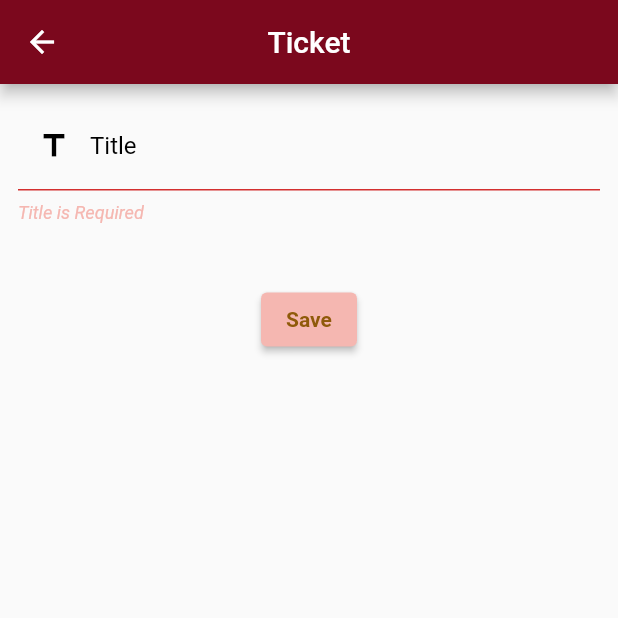
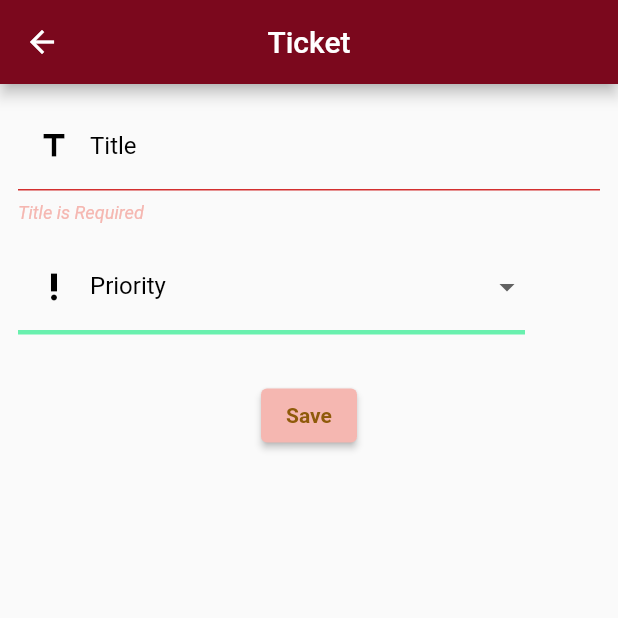
Before and after one commit to itsmng/mobileapp, a Flutter app: the DetailTicket screen opened directly with empty values, after a tap on "Save", on a phone screen of 412 x 824 dp, the top half of it. Run offline on Flutter 3.47's test engine with Material 2 defaults, Android fonts, the phone set to English and light mode, and no system bars; our stand-ins replace charts_flutter, rflutter_alert, shared_preferences; missing offline and left inert: regexed_validator; accounts and stored records are empty.

Commit message:
Add priority to update

```diff
--- a/lib/UI/detail_ticket.dart
+++ b/lib/UI/detail_ticket.dart
@@ -22,6 +22,28 @@ class _DetailTicketState extends State<DetailTicket> {
 
   final TextEditingController _titleController = TextEditingController();
 
+  Map<int, String> listPriority = {
+    1: "Very low",
+    2: "Low",
+    3: "Medium",
+    4: "High",
+    5: "Very high",
+    6: "Major"
+  };
+  late String selectedPriority;
+
+  List<DropdownMenuItem<String>> get dropdownPriority {
+    List<DropdownMenuItem<String>> menuItems = [
+      const DropdownMenuItem(value: "Very low", child: Text("Very low")),
+      const DropdownMenuItem(value: "Low", child: Text("Low")),
+      const DropdownMenuItem(value: "Medium", child: Text("Medium")),
+      const DropdownMenuItem(value: "High", child: Text("High")),
+      const DropdownMenuItem(value: "Very high", child: Text("Very high")),
+      const DropdownMenuItem(value: "Major", child: Text("Major")),
+    ];
+    return menuItems;
+  }
+
   final objectTicket = Tickets();
   dynamic responseAPI;
   Map updateData = {};
@@ -31,7 +53,7 @@ class _DetailTicketState extends State<DetailTicket> {
   @override
   void initState() {
     _titleController.text = widget.ticket.title.toString();
-
+    selectedPriority = widget.ticket.priority.toString();
     super.initState();
   }
 
@@ -57,6 +79,39 @@ class _DetailTicketState extends State<DetailTicket> {
                   const SizedBox(
                     height: 10,
                   ),
+                  Row(
+                    mainAxisAlignment: MainAxisAlignment.start,
+                    children: <Widget>[
+                      Expanded(
+                        child: DropdownButtonFormField(
+                          value: selectedPriority,
+                          items: dropdownPriority,
+                          onChanged: (String? value) {
+                            setState(() {
+                              selectedPriority = value!;
+                            });
+                          },
+                          decoration: const InputDecoration(
+                            labelText: 'Priority',
+                            prefixIcon:
+                                Icon(Icons.priority_high, color: Colors.black),
+                            focusColor: Colors.black,
+                            enabledBorder: UnderlineInputBorder(
+                              borderSide: BorderSide(
+                                  width: 3, color: Colors.greenAccent),
+                            ),
+                            labelStyle: TextStyle(color: Colors.black),
+                            errorStyle: TextStyle(
+                                color: Color.fromARGB(255, 245, 183, 177),
+                                fontStyle: FontStyle.italic),
+                          ),
+                        ),
+                      ),
+                      const SizedBox(
+                        width: 50,
+                      ),
+                    ],
+                  ),
                   const SizedBox(
                     height: 30,
                   ),
@@ -65,7 +120,12 @@ class _DetailTicketState extends State<DetailTicket> {
                       if (!_formKeyTicket.currentState!.validate()) {
                         return;
                       } else {
+                        var priorityID = listPriority.keys.where((element) =>
+                            listPriority[element] == selectedPriority);
+
                         updateData["name"] = _titleController.text;
+                        updateData["priority"] = priorityID.first;
+
                         responseAPI = objectTicket.apiMgmt.put(
                             ApiEndpoint.apiUpdateTicket,
                             widget.ticket.id!,
--- a/lib/models/tickets_model.dart
+++ b/lib/models/tickets_model.dart
@@ -71,7 +71,8 @@ class Tickets {
     );
   }
 
-  static Map<String, dynamic> toJson(Tickets value) => {'name': value.title};
+  static Map<String, dynamic> toJson(Tickets value) =>
+      {'name': value.title, 'priority': value.priority};
 
   // Method to get all special status and return a list of them
   static Future<Map<int, String>> getSpecialStatusValues() async {
```
